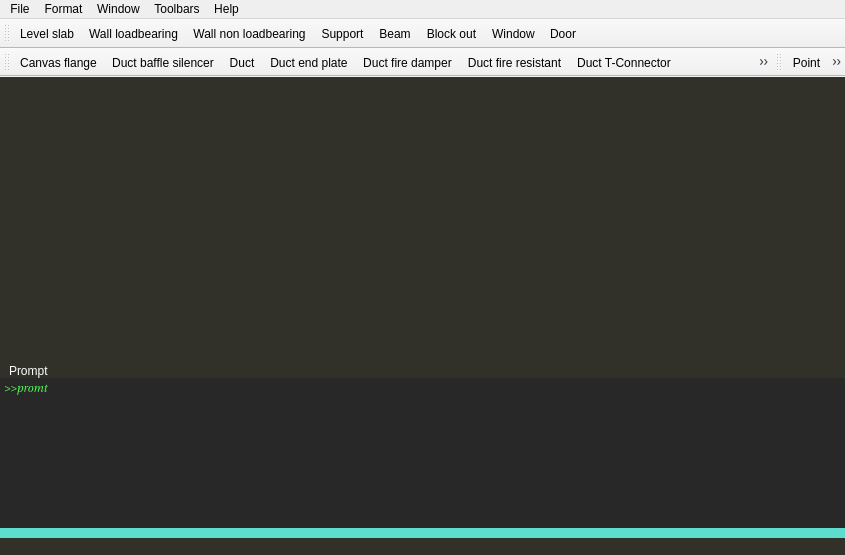
Old version of the form mainwindow.ui in the repository sme-gmbh/smepowercad.
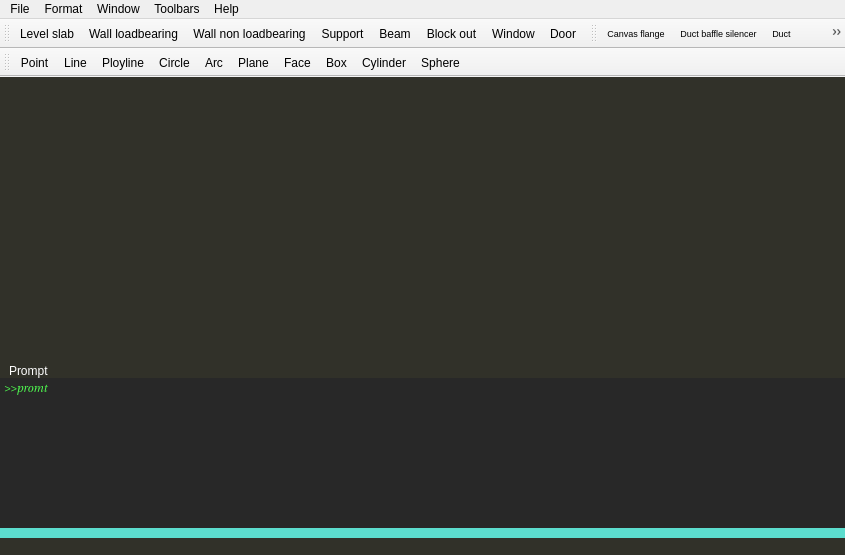
New version of the form. Icons and pictures are not drawn.

What changed in the file:
```diff
--- a/mainwindow.ui
+++ b/mainwindow.ui
@@ -349,14 +349,28 @@
    <addaction name="action_arch_door"/>
   </widget>
   <widget class="QToolBar" name="toolBarAir">
+   <property name="font">
+    <font>
+     <pointsize>9</pointsize>
+    </font>
+   </property>
    <property name="windowTitle">
     <string>Air</string>
    </property>
+   <property name="iconSize">
+    <size>
+     <width>48</width>
+     <height>48</height>
+    </size>
+   </property>
+   <property name="toolButtonStyle">
+    <enum>Qt::ToolButtonIconOnly</enum>
+   </property>
    <attribute name="toolBarArea">
     <enum>TopToolBarArea</enum>
    </attribute>
    <attribute name="toolBarBreak">
-    <bool>true</bool>
+    <bool>false</bool>
    </attribute>
    <addaction name="action_air_canvas_flange"/>
    <addaction name="action_air_duct_baffle_silencer"/>
@@ -401,7 +415,7 @@
     <enum>TopToolBarArea</enum>
    </attribute>
    <attribute name="toolBarBreak">
-    <bool>false</bool>
+    <bool>true</bool>
    </attribute>
    <addaction name="action_basic_point"/>
    <addaction name="action_basic_linie"/>
@@ -725,6 +739,11 @@
    <property name="toolTip">
     <string>Canvas flange</string>
    </property>
+   <property name="font">
+    <font>
+     <pointsize>7</pointsize>
+    </font>
+   </property>
   </action>
   <action name="action_air_duct_baffle_silencer">
    <property name="text">
@@ -733,6 +752,11 @@
    <property name="toolTip">
     <string>Duct baffle silencer</string>
    </property>
+   <property name="font">
+    <font>
+     <pointsize>7</pointsize>
+    </font>
+   </property>
   </action>
   <action name="action_air_duct">
    <property name="text">
@@ -741,6 +765,11 @@
    <property name="toolTip">
     <string>Duct</string>
    </property>
+   <property name="font">
+    <font>
+     <pointsize>7</pointsize>
+    </font>
+   </property>
   </action>
   <action name="action_air_duct_end_plate">
    <property name="text">
@@ -749,6 +778,11 @@
    <property name="toolTip">
     <string>Duct end plate</string>
    </property>
+   <property name="font">
+    <font>
+     <pointsize>7</pointsize>
+    </font>
+   </property>
   </action>
   <action name="action_air_duct_fire_damper">
    <property name="text">
@@ -757,6 +791,11 @@
    <property name="toolTip">
     <string>Duct fire damper</string>
    </property>
+   <property name="font">
+    <font>
+     <pointsize>7</pointsize>
+    </font>
+   </property>
   </action>
   <action name="action_air_duct_fire_resistant">
    <property name="text">
@@ -765,6 +804,11 @@
    <property name="toolTip">
     <string>Duct fire resistant</string>
    </property>
+   <property name="font">
+    <font>
+     <pointsize>7</pointsize>
+    </font>
+   </property>
   </action>
   <action name="action_air_duct_T_Connector">
    <property name="text">
@@ -773,6 +817,11 @@
    <property name="toolTip">
     <string>Duct T-Connector</string>
    </property>
+   <property name="font">
+    <font>
+     <pointsize>7</pointsize>
+    </font>
+   </property>
   </action>
   <action name="action_air_duct_transition">
    <property name="text">
@@ -781,6 +830,11 @@
    <property name="toolTip">
     <string>Duct Transition</string>
    </property>
+   <property name="font">
+    <font>
+     <pointsize>7</pointsize>
+    </font>
+   </property>
   </action>
   <action name="action_air_duct_transition_rect_round">
    <property name="text">
@@ -789,6 +843,11 @@
    <property name="toolTip">
     <string>Duct Transition (rect/round)</string>
    </property>
+   <property name="font">
+    <font>
+     <pointsize>7</pointsize>
+    </font>
+   </property>
   </action>
   <action name="action_air_duct_turn">
    <property name="text">
@@ -797,6 +856,11 @@
    <property name="toolTip">
     <string>Duct Turn</string>
    </property>
+   <property name="font">
+    <font>
+     <pointsize>7</pointsize>
+    </font>
+   </property>
   </action>
   <action name="action_air_duct_volumetric_flow_controller">
    <property name="text">
@@ -805,6 +869,11 @@
    <property name="toolTip">
     <string>Duct Volumetric Flow controller</string>
    </property>
+   <property name="font">
+    <font>
+     <pointsize>7</pointsize>
+    </font>
+   </property>
   </action>
   <action name="action_air_duct_Y_piece">
    <property name="text">
@@ -813,6 +882,11 @@
    <property name="toolTip">
     <string>Duct Y-Piece</string>
    </property>
+   <property name="font">
+    <font>
+     <pointsize>7</pointsize>
+    </font>
+   </property>
   </action>
   <action name="action_air_empty_cabinet">
    <property name="text">
@@ -821,6 +895,11 @@
    <property name="toolTip">
     <string>Empty Cabinet</string>
    </property>
+   <property name="font">
+    <font>
+     <pointsize>7</pointsize>
+    </font>
+   </property>
   </action>
   <action name="action_air_equipment_frame">
    <property name="text">
@@ -829,6 +908,11 @@
    <property name="toolTip">
     <string>Equipment frame</string>
    </property>
+   <property name="font">
+    <font>
+     <pointsize>7</pointsize>
+    </font>
+   </property>
   </action>
   <action name="action_air_fan">
    <property name="text">
@@ -837,6 +921,11 @@
    <property name="toolTip">
     <string>Fan</string>
    </property>
+   <property name="font">
+    <font>
+     <pointsize>7</pointsize>
+    </font>
+   </property>
   </action>
   <action name="action_air_filter">
    <property name="text">
@@ -845,6 +934,11 @@
    <property name="toolTip">
     <string>Filter</string>
    </property>
+   <property name="font">
+    <font>
+     <pointsize>7</pointsize>
+    </font>
+   </property>
   </action>
   <action name="action_air_heat_exchanger_air_air">
    <property name="text">
@@ -853,6 +947,11 @@
    <property name="toolTip">
     <string>Heat Exchanger (air/air)</string>
    </property>
+   <property name="font">
+    <font>
+     <pointsize>7</pointsize>
+    </font>
+   </property>
   </action>
   <action name="action_air_heat_exchanger_water_air">
    <property name="text">
@@ -861,6 +960,11 @@
    <property name="toolTip">
     <string>Heat Exchanger (water/air)</string>
    </property>
+   <property name="font">
+    <font>
+     <pointsize>7</pointsize>
+    </font>
+   </property>
   </action>
   <action name="action_air_Humidifier">
    <property name="text">
@@ -869,6 +973,11 @@
    <property name="toolTip">
     <string>Humidifier</string>
    </property>
+   <property name="font">
+    <font>
+     <pointsize>7</pointsize>
+    </font>
+   </property>
   </action>
   <action name="action_air_multi_leaf_damper">
    <property name="text">
@@ -877,6 +986,11 @@
    <property name="toolTip">
     <string>Multi Leaf Damper</string>
    </property>
+   <property name="font">
+    <font>
+     <pointsize>7</pointsize>
+    </font>
+   </property>
   </action>
   <action name="action_air_pipe">
    <property name="text">
@@ -885,6 +999,11 @@
    <property name="toolTip">
     <string>Pipe</string>
    </property>
+   <property name="font">
+    <font>
+     <pointsize>7</pointsize>
+    </font>
+   </property>
   </action>
   <action name="action_air_pipe_end_cap">
    <property name="text">
@@ -893,6 +1012,11 @@
    <property name="toolTip">
     <string>Pipe End Cap</string>
    </property>
+   <property name="font">
+    <font>
+     <pointsize>7</pointsize>
+    </font>
+   </property>
   </action>
   <action name="action_air_pipe_fire_damper">
    <property name="text">
@@ -901,6 +1025,11 @@
    <property name="toolTip">
     <string>Pipe Fire Damper</string>
    </property>
+   <property name="font">
+    <font>
+     <pointsize>7</pointsize>
+    </font>
+   </property>
   </action>
   <action name="action_air_pipe_reducer">
    <property name="text">
@@ -909,6 +1038,11 @@
    <property name="toolTip">
     <string>Pipe Reducer</string>
    </property>
+   <property name="font">
+    <font>
+     <pointsize>7</pointsize>
+    </font>
+   </property>
   </action>
   <action name="action_air_pipe_silencer">
    <property name="text">
@@ -917,6 +1051,11 @@
    <property name="toolTip">
     <string>Pipe Silencer</string>
    </property>
+   <property name="font">
+    <font>
+     <pointsize>7</pointsize>
+    </font>
+   </property>
   </action>
   <action name="action_air_pipe_T_Connector">
    <property name="text">
@@ -925,6 +1064,11 @@
    <property name="toolTip">
     <string>Pipe T-Connector</string>
    </property>
+   <property name="font">
+    <font>
+     <pointsize>7</pointsize>
+    </font>
+   </property>
   </action>
   <action name="action_air_pipe_turn">
    <property name="text">
@@ -933,6 +1077,11 @@
    <property name="toolTip">
     <string>Pipe Turn</string>
    </property>
+   <property name="font">
+    <font>
+     <pointsize>7</pointsize>
+    </font>
+   </property>
   </action>
   <action name="action_air_pipe_volumetric_flow_controller">
    <property name="text">
@@ -941,6 +1090,11 @@
    <property name="toolTip">
     <string>Pipe Volumetric Flow Controller</string>
    </property>
+   <property name="font">
+    <font>
+     <pointsize>7</pointsize>
+    </font>
+   </property>
   </action>
   <action name="action_air_pressure_relief_damper">
    <property name="text">
@@ -949,6 +1103,11 @@
    <property name="toolTip">
     <string>Pressure Relief Damper</string>
    </property>
+   <property name="font">
+    <font>
+     <pointsize>7</pointsize>
+    </font>
+   </property>
   </action>
   <action name="action_air_throttle_valve">
    <property name="text">
@@ -957,6 +1116,11 @@
    <property name="toolTip">
     <string>Throttle Valve</string>
    </property>
+   <property name="font">
+    <font>
+     <pointsize>7</pointsize>
+    </font>
+   </property>
   </action>
  </widget>
  <layoutdefault spacing="6" margin="11"/>
```
Left out of the diff: 68 changed lines with no effect on the pictures.
